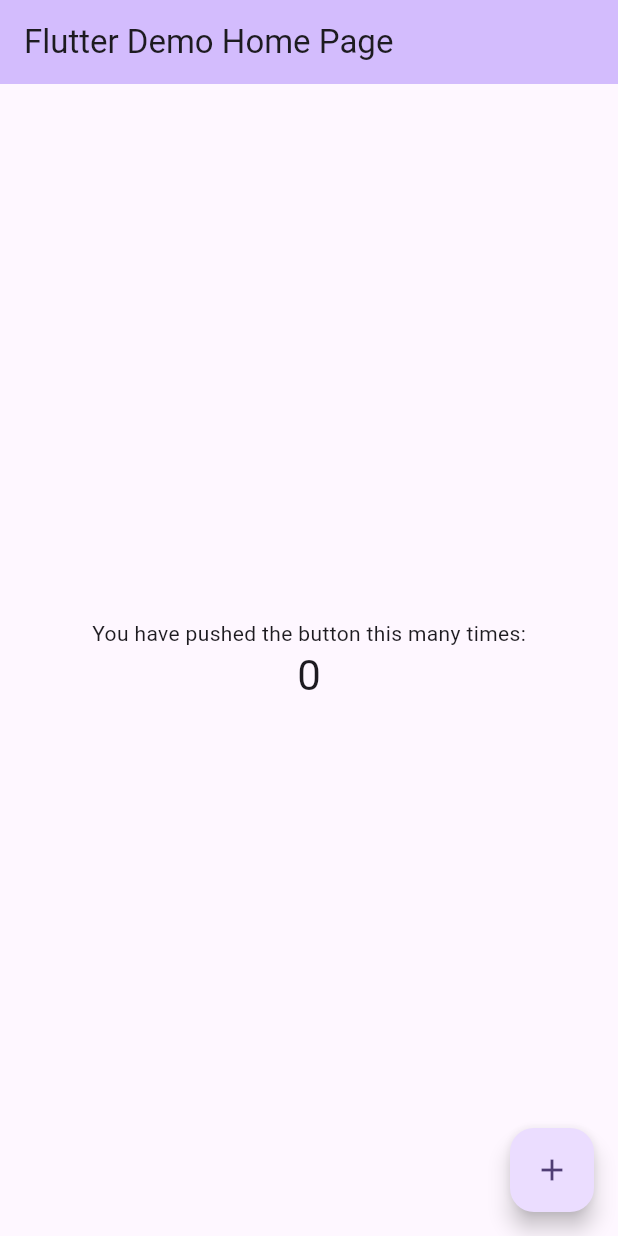
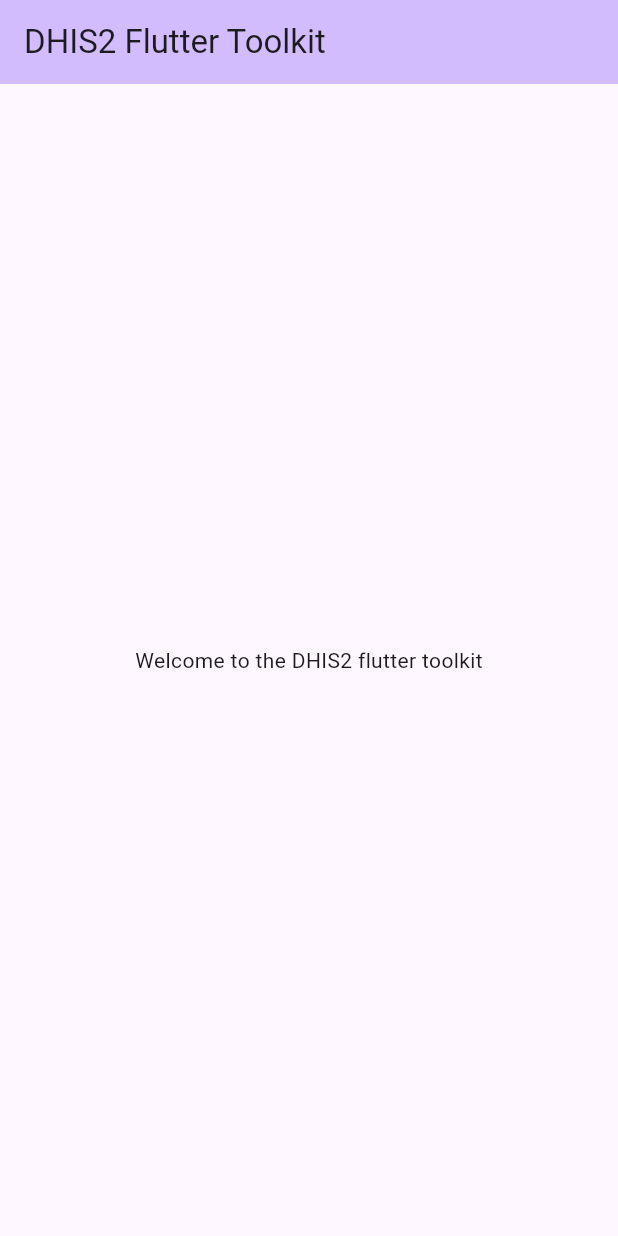
Before and after one commit to hisptz/dhis2-flutter-toolkit-example-app, a Flutter app: the screen it shows after launch, on a phone screen of 412 x 824 dp. Run offline on Flutter 3.47's test engine with Material 3 defaults, Android fonts, the phone set to English and light mode, and no system bars.

Commit message:
style: removed boiler plate code

```diff
--- a/lib/main.dart
+++ b/lib/main.dart
@@ -6,48 +6,22 @@ void main() {
 
 class MyApp extends StatelessWidget {
   const MyApp({super.key});
-
-  // This widget is the root of your application.
   @override
   Widget build(BuildContext context) {
     return MaterialApp(
-      title: 'Flutter Demo',
+      debugShowCheckedModeBanner: false,
+      title: 'DHIS2 Flutter Toolkit',
       theme: ThemeData(
-        // This is the theme of your application.
-        //
-        // TRY THIS: Try running your application with "flutter run". You'll see
-        // the application has a purple toolbar. Then, without quitting the app,
-        // try changing the seedColor in the colorScheme below to Colors.green
-        // and then invoke "hot reload" (save your changes or press the "hot
-        // reload" button in a Flutter-supported IDE, or press "r" if you used
-        // the command line to start the app).
-        //
-        // Notice that the counter didn't reset back to zero; the application
-        // state is not lost during the reload. To reset the state, use hot
-        // restart instead.
-        //
-        // This works for code too, not just values: Most code changes can be
-        // tested with just a hot reload.
         colorScheme: ColorScheme.fromSeed(seedColor: Colors.deepPurple),
         useMaterial3: true,
       ),
-      home: const MyHomePage(title: 'Flutter Demo Home Page'),
+      home: const MyHomePage(title: 'DHIS2 Flutter Toolkit'),
     );
   }
 }
 
 class MyHomePage extends StatefulWidget {
   const MyHomePage({super.key, required this.title});
-
-  // This widget is the home page of your application. It is stateful, meaning
-  // that it has a State object (defined below) that contains fields that affect
-  // how it looks.
-
-  // This class is the configuration for the state. It holds the values (in this
-  // case the title) provided by the parent (in this case the App widget) and
-  // used by the build method of the State. Fields in a Widget subclass are
-  // always marked "final".
-
   final String title;
 
   @override
@@ -55,71 +29,23 @@ class MyHomePage extends StatefulWidget {
 }
 
 class _MyHomePageState extends State<MyHomePage> {
-  int _counter = 0;
-
-  void _incrementCounter() {
-    setState(() {
-      // This call to setState tells the Flutter framework that something has
-      // changed in this State, which causes it to rerun the build method below
-      // so that the display can reflect the updated values. If we changed
-      // _counter without calling setState(), then the build method would not be
-      // called again, and so nothing would appear to happen.
-      _counter++;
-    });
-  }
-
   @override
   Widget build(BuildContext context) {
-    // This method is rerun every time setState is called, for instance as done
-    // by the _incrementCounter method above.
-    //
-    // The Flutter framework has been optimized to make rerunning build methods
-    // fast, so that you can just rebuild anything that needs updating rather
-    // than having to individually change instances of widgets.
     return Scaffold(
       appBar: AppBar(
-        // TRY THIS: Try changing the color here to a specific color (to
-        // Colors.amber, perhaps?) and trigger a hot reload to see the AppBar
-        // change color while the other colors stay the same.
         backgroundColor: Theme.of(context).colorScheme.inversePrimary,
-        // Here we take the value from the MyHomePage object that was created by
-        // the App.build method, and use it to set our appbar title.
         title: Text(widget.title),
       ),
-      body: Center(
-        // Center is a layout widget. It takes a single child and positions it
-        // in the middle of the parent.
+      body: const Center(
         child: Column(
-          // Column is also a layout widget. It takes a list of children and
-          // arranges them vertically. By default, it sizes itself to fit its
-          // children horizontally, and tries to be as tall as its parent.
-          //
-          // Column has various properties to control how it sizes itself and
-          // how it positions its children. Here we use mainAxisAlignment to
-          // center the children vertically; the main axis here is the vertical
-          // axis because Columns are vertical (the cross axis would be
-          // horizontal).
-          //
-          // TRY THIS: Invoke "debug painting" (choose the "Toggle Debug Paint"
-          // action in the IDE, or press "p" in the console), to see the
-          // wireframe for each widget.
           mainAxisAlignment: MainAxisAlignment.center,
           children: <Widget>[
-            const Text(
-              'You have pushed the button this many times:',
-            ),
             Text(
-              '$_counter',
-              style: Theme.of(context).textTheme.headlineMedium,
+              'Welcome to the DHIS2 flutter toolkit',
             ),
           ],
         ),
       ),
-      floatingActionButton: FloatingActionButton(
-        onPressed: _incrementCounter,
-        tooltip: 'Increment',
-        child: const Icon(Icons.add),
-      ), // This trailing comma makes auto-formatting nicer for build methods.
     );
   }
 }
```
